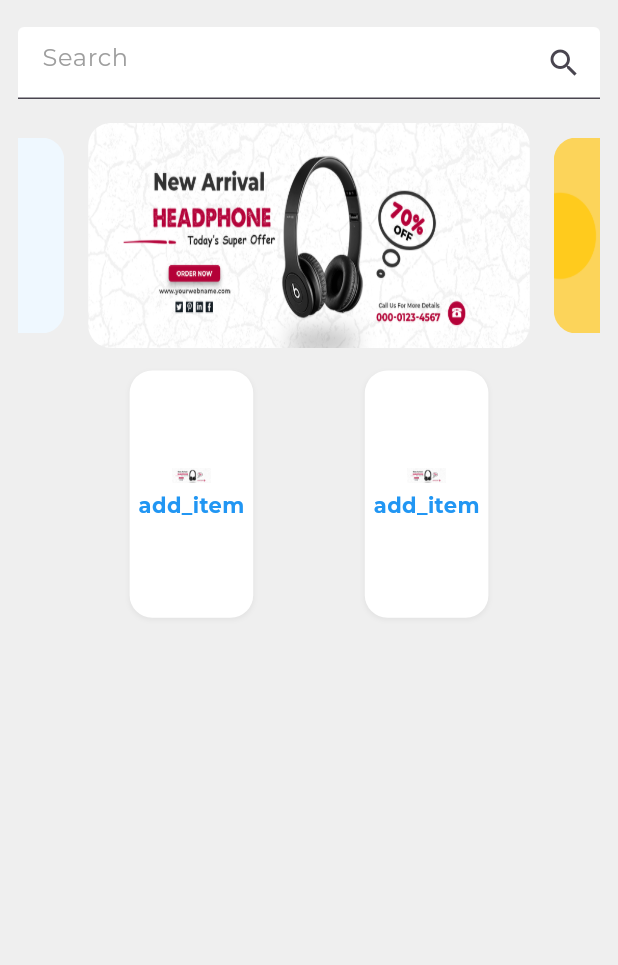
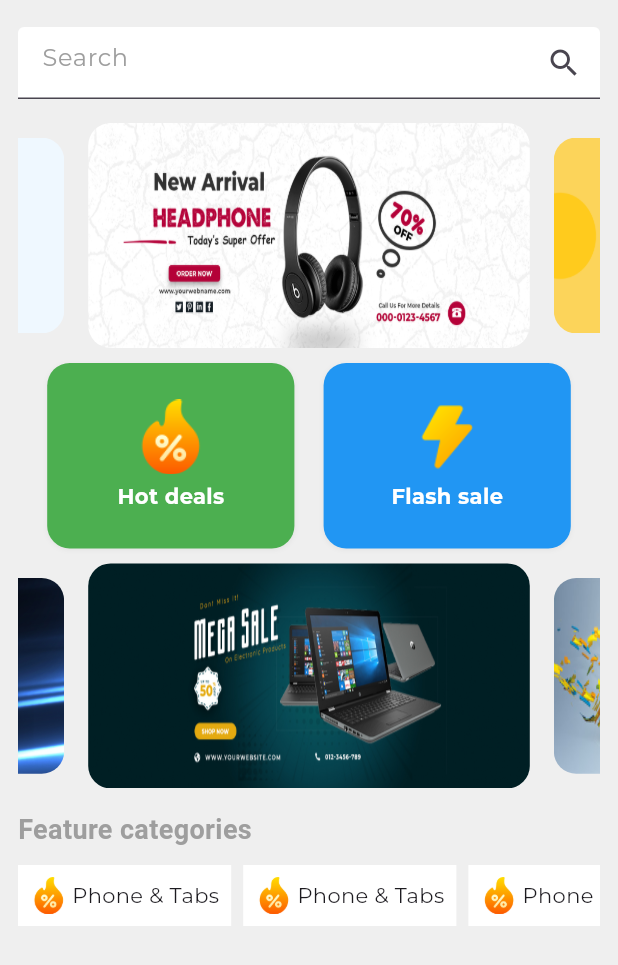
Before and after one commit to AbirHasanShuvo/seed_hub, a Flutter app: the screen it shows once a user with an empty profile is signed in, on a phone screen of 412 x 824 dp. Shown: the top 965 px of the screen. Run offline on Flutter 3.47's test engine with Material 3 defaults, Android fonts, the phone set to English and light mode, and no system bars; drawn by our look-alikes of velocity_x; our stand-ins replace cloud_firestore, firebase_auth, firebase_core, get, google_fonts, google_sign_in and 2 more; accounts and stored records are empty.

Commit message:
feature products intiate

```diff
--- a/lib/common_widgets/home_button.dart
+++ b/lib/common_widgets/home_button.dart
@@ -3,22 +3,22 @@ import 'package:seed_hub/common_widgets/text_widget.dart';
 import 'package:seed_hub/const/const.dart';
 import 'package:velocity_x/velocity_x.dart';
 
-Widget homeButton(width, height, icon, title, onPress, colors) {
+Widget homeButton({width, height, icon, title, colors}) {
   return Column(
     mainAxisAlignment: MainAxisAlignment.center,
     children: [
-      Image.asset(
+     Image.asset(
         icon,
-        width: 26,
+       width: 50,
       ),
       const SizedBox(
         height: 5,
       ),
       makeText(
           text: title,
-          color: colors,
+          color: whiteColor,
           fontweight: FontWeight.bold,
           fontFamily: mainFont)
     ],
-  ).box.rounded.white.size(width, height).shadowSm.make();
+  ).box.rounded.color(colors).size(width, height).shadowSm.make();
 }
--- /dev/null
+++ b/lib/common_widgets/string.dart
@@ -0,0 +1 @@
+const featureCategories = 'Feature categories';
--- a/lib/common_widgets/text_widget.dart
+++ b/lib/common_widgets/text_widget.dart
@@ -2,7 +2,7 @@ import 'package:flutter/material.dart';
 import 'package:google_fonts/google_fonts.dart';
 import 'package:seed_hub/const/const.dart';
 
-Widget makeText({text, size, fontFamily, fontweight, color}) {
+Widget makeText({text, size, fontFamily , fontweight, color}) {
   return Text(
     text,
     style: TextStyle(
--- /dev/null
+++ b/lib/const/duplicate_screen.dart
@@ -0,0 +1,12 @@
+import 'package:flutter/material.dart';
+
+class DuplicateScreen extends StatelessWidget {
+  const DuplicateScreen({super.key});
+
+  @override
+  Widget build(BuildContext context) {
+    return Center(
+      child: const Text('Duplicate'),
+    );
+  }
+}
--- a/lib/const/images.dart
+++ b/lib/const/images.dart
@@ -15,3 +15,7 @@ const slider2_s1 = "assets/images/ss1.jpg";
 const slider2_s2 = "assets/images/ss2.jpg";
 const slider2_s3 = "assets/images/ss3.jpg";
 const slider2_s4 = "assets/images/ss4.jpg";
+
+//for hot deal & flash sale
+const hotDeal = "assets/icons/hotdeal.png";
+const flashSale = "assets/icons/flashsale.png";
--- a/lib/views/home_screen/home_screen.dart
+++ b/lib/views/home_screen/home_screen.dart
@@ -1,6 +1,8 @@
 import 'package:flutter/material.dart';
 import 'package:get/get.dart';
 import 'package:seed_hub/common_widgets/home_button.dart';
+import 'package:seed_hub/common_widgets/string.dart';
+import 'package:seed_hub/common_widgets/text_widget.dart';
 import 'package:seed_hub/const/const.dart';
 import 'package:seed_hub/const/images.dart';
 import 'package:seed_hub/const/list.dart';
@@ -45,7 +47,8 @@ class _HomeScreenState extends State<HomeScreen> {
                   ),
                 ),
                 10.heightBox,
-                SingleChildScrollView(
+                Expanded(
+                  child: SingleChildScrollView(
                     physics: const BouncingScrollPhysics(),
                     child: Column(
                       children: [
@@ -62,23 +65,82 @@ class _HomeScreenState extends State<HomeScreen> {
                                     .box
                                     .rounded
                                     .clip(Clip.antiAlias)
-                                  .margin(
-                                      const EdgeInsets.symmetric(horizontal: 8))
+                                    .margin(const EdgeInsets.symmetric(
+                                        horizontal: 8))
                                     .make()),
-                      15.heightBox,
+                        10.heightBox,
                         Row(
                           mainAxisAlignment: MainAxisAlignment.spaceEvenly,
                           children: List.generate(
                               2,
                               (index) => homeButton(
-                                screenWidth(context) * 0.2,
-                                screenHeight(context) * 0.2,
-                                slider1_s1,
-                                'add_item',
-                                () {},
-                                Colors.blue)),
+                                    width: screenWidth(context) / 2.5,
+                                    height: screenHeight(context) * 0.15,
+                                    icon: index == 0 ? hotDeal : flashSale,
+                                    title:
+                                        index == 0 ? 'Hot deals' : 'Flash sale',
+                                    colors:
+                                        index == 0 ? Colors.green : Colors.blue,
+                                  ).onTap(() {})),
+                        ),
+                        10.heightBox,
+                        VxSwiper.builder(
+                            height: 150,
+                            autoPlay: true,
+                            aspectRatio: 16 / 9,
+                            enlargeCenterPage: true,
+                            itemCount: secondSlider.length,
+                            itemBuilder: (context, index) => Image.asset(
+                                  fit: BoxFit.fill,
+                                  secondSlider[index],
+                                )
+                                    .box
+                                    .rounded
+                                    .clip(Clip.antiAlias)
+                                    .margin(const EdgeInsets.symmetric(
+                                        horizontal: 8))
+                                    .make()),
+                        15.heightBox,
+                        Align(
+                            alignment: Alignment.topLeft,
+                            child: makeText(
+                                text: featureCategories,
+                                size: 18.0,
+                                fontweight: FontWeight.bold,
+                                color: Colors.grey)),
+                        10.heightBox,
+                        SingleChildScrollView(
+                          physics: const BouncingScrollPhysics(),
+                          scrollDirection: Axis.horizontal,
+                          child: Row(
+                            children: List.generate(
+                                3,
+                                (index) => Column(
+                                  mainAxisAlignment: MainAxisAlignment.center,
+                                      children: [
+                                        Container(
+                                          padding: const EdgeInsets.all(8),
+                                          color: Colors.white,
+                                          child: Row(
+                                            children: [
+                                              Image.asset(
+                                                width: 25,
+                                                hotDeal,
+                                              ),
+                                              3.widthBox,
+                                              makeText(text: 'Phone & Tabs', fontFamily: mainFont)
+                                            ],
+                                          ),
+                                        ).box.make(),
+
+                                      ],
+                                    ).box.margin(const EdgeInsets.only(right: 8)).make(),
+
+                            ),
+                          ),
                         ),
                       ],
+                    ),
                   ),
                 ),
               ],
```
Also changed, not shown: assets/icons/flashsale.png (added), assets/icons/hotdeal.png (added). Lines whose indentation alone changed are shown as unchanged.
